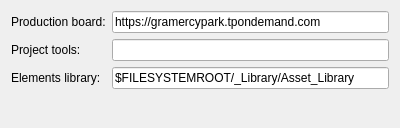
Before: the Qt Designer form core/ui/settings_other_ui.ui in mjbonnington/icarus-gps, drawn with Qt 5.
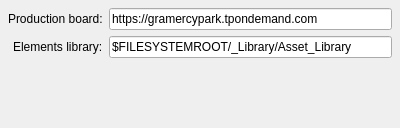
After: the same form once the commit is applied.

Commit message: Improved settings panel UIs

The edit to the form file:
```diff
--- a/core/ui/settings_other_ui.ui
+++ b/core/ui/settings_other_ui.ui
@@ -20,6 +20,12 @@
    <property name="fieldGrowthPolicy">
     <enum>QFormLayout::ExpandingFieldsGrow</enum>
    </property>
+   <property name="labelAlignment">
+    <set>Qt::AlignRight|Qt::AlignTrailing|Qt::AlignVCenter</set>
+   </property>
+   <property name="margin">
+    <number>8</number>
+   </property>
    <item row="0" column="0">
     <widget class="QLabel" name="prodboard_label">
      <property name="text">
@@ -38,27 +44,13 @@
     </widget>
    </item>
    <item row="1" column="0">
-    <widget class="QLabel" name="projtools_label">
-     <property name="text">
-      <string>Project tools:</string>
-     </property>
-    </widget>
-   </item>
-   <item row="1" column="1">
-    <widget class="QLineEdit" name="projtools_lineEdit">
-     <property name="xmlTag" stdset="0">
-      <string>projtools</string>
-     </property>
-    </widget>
-   </item>
-   <item row="2" column="0">
     <widget class="QLabel" name="elementslib_label">
      <property name="text">
       <string>Elements library:</string>
      </property>
     </widget>
    </item>
-   <item row="2" column="1">
+   <item row="1" column="1">
     <widget class="QLineEdit" name="elementslib_lineEdit">
      <property name="text">
       <string>$FILESYSTEMROOT/_Library/Asset_Library</string>
```
Left out of the diff: 1 changed line with no effect on the pictures. The commit also changes 14 other files.
